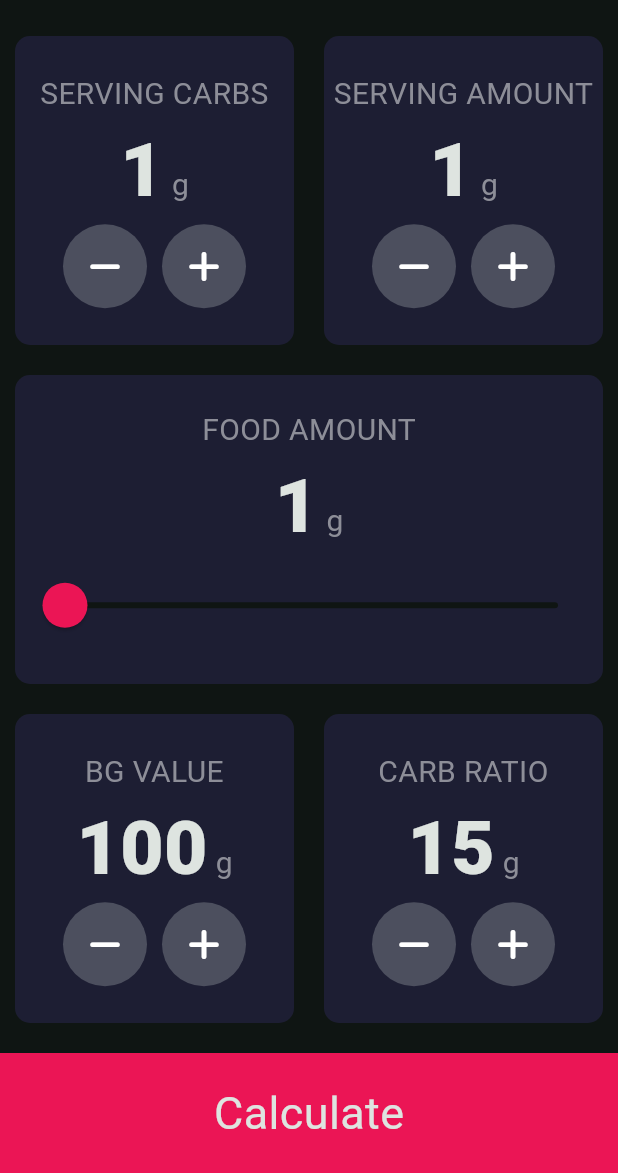
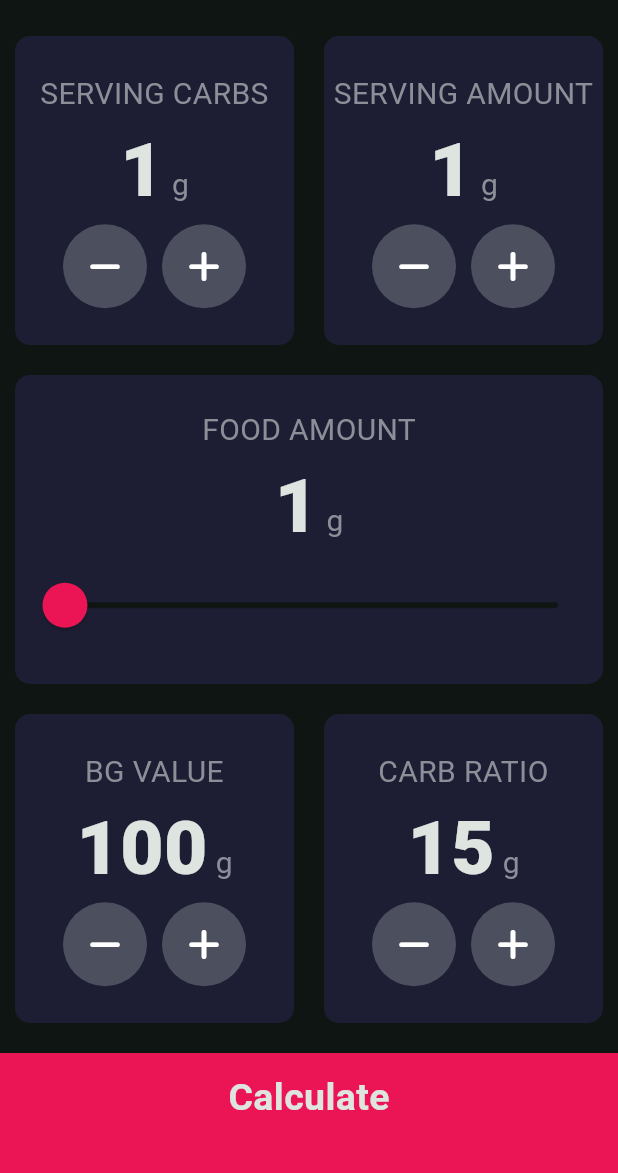
Before and after one commit to michellejw/bolus-calculator, a Flutter app: the screen it shows after launch, on a phone screen of 412 x 824 dp, the part 63-1236 px from its top. Run offline on Flutter 3.47's test engine with Material 3 defaults, Android fonts, the phone set to English and light mode, and no system bars; our stand-ins replace font_awesome_flutter, gap.

```diff
--- a/lib/constants.dart
+++ b/lib/constants.dart
@@ -15,5 +15,10 @@ const kNumberTextStyle = TextStyle(
   fontWeight: FontWeight.w900,
 );
 
+const kLargeButtonTextStyle = TextStyle(
+  fontSize: 25.0,
+  fontWeight: FontWeight.bold,
+);
+
 const kIconSize = 80.0;
 const kIconGapSize = 10.0;
--- a/lib/input_page.dart
+++ b/lib/input_page.dart
@@ -1,7 +1,7 @@
 import 'package:flutter/material.dart';
 import 'reusable_card.dart';
 import 'constants.dart';
-
+import 'results_page.dart';
 import 'plus_minus_card.dart';
 
 class InputPage extends StatefulWidget {
@@ -79,16 +79,26 @@ class _InputPageState extends State<InputPage> {
               ],
             ),
           ),
-          Container(
-            color: kAccentColor,
-            height: kBottomBarHeight,
-            width: double.infinity,
-            margin: const EdgeInsets.only(top: 10.0),
-            child: const Center(
-              child: Text('Calculate',
-                  style: TextStyle(
-                    fontSize: 30.0,
-                  )),
+          GestureDetector(
+            onTap: () {
+              Navigator.of(context).push(
+                MaterialPageRoute(
+                  builder: (context) => const ResultsPage(),
+                ),
+              );
+            },
+            child: Container(
+              color: kAccentColor,
+              height: kBottomBarHeight,
+              width: double.infinity,
+              margin: const EdgeInsets.only(top: 10.0),
+              padding: const EdgeInsets.only(bottom: 20.0),
+              child: const Center(
+                child: Text(
+                  'Calculate',
+                  style: kLargeButtonTextStyle,
+                ),
+              ),
             ),
           )
         ],
```
Also changed, not shown: lib/results_page.dart (added, +15 -0 lines).
